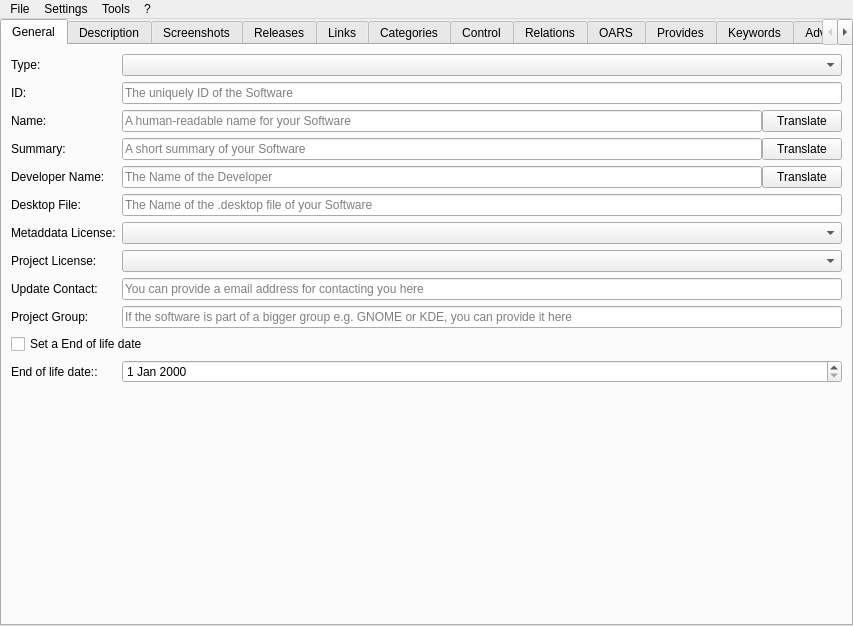
Old version of the form jdAppStreamEdit/ui/MainWindow.ui in the repository JakobDev/jdAppStreamEdit.
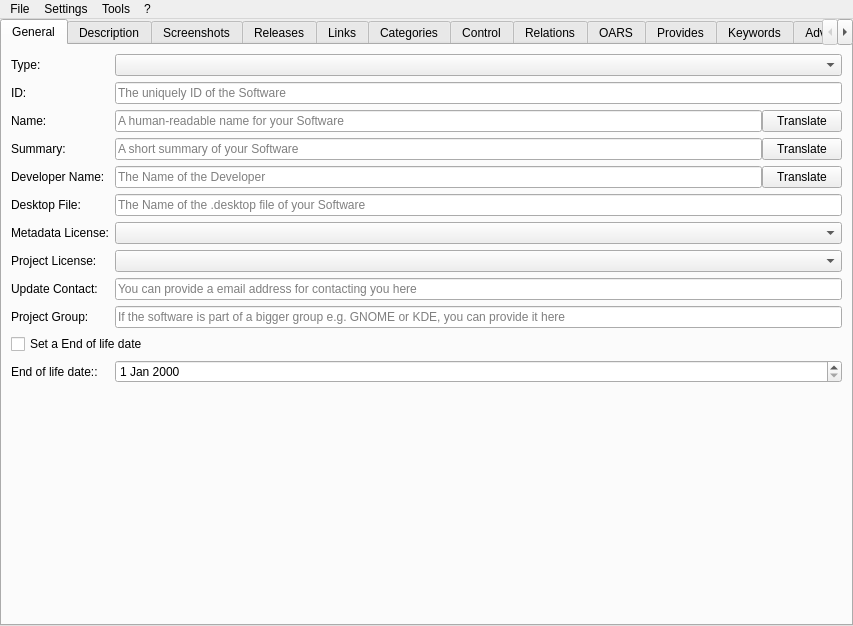
New version of the form.

Patch:
```diff
--- a/jdAppStreamEdit/ui/MainWindow.ui
+++ b/jdAppStreamEdit/ui/MainWindow.ui
@@ -168,7 +168,7 @@
         <item row="6" column="0">
          <widget class="QLabel" name="label_3">
           <property name="text">
-           <string>Metaddata License:</string>
+           <string>Metadata License:</string>
           </property>
          </widget>
         </item>
```
